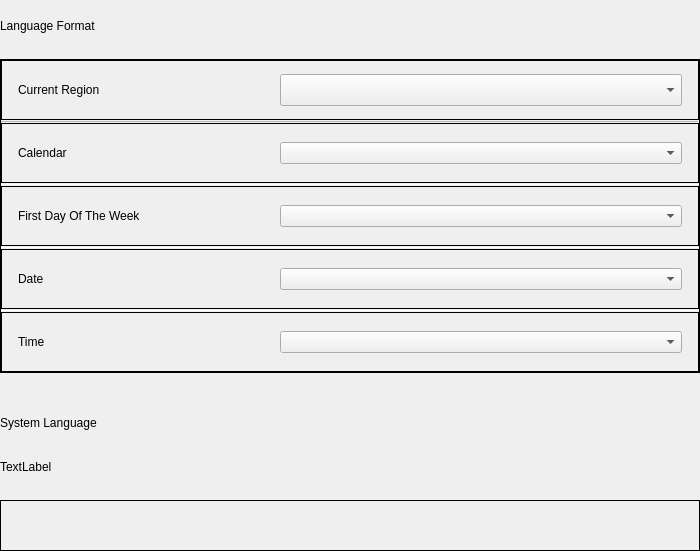
Old version of the form plugins/time-language/area/area.ui in the repository ukui/ukui-control-center.
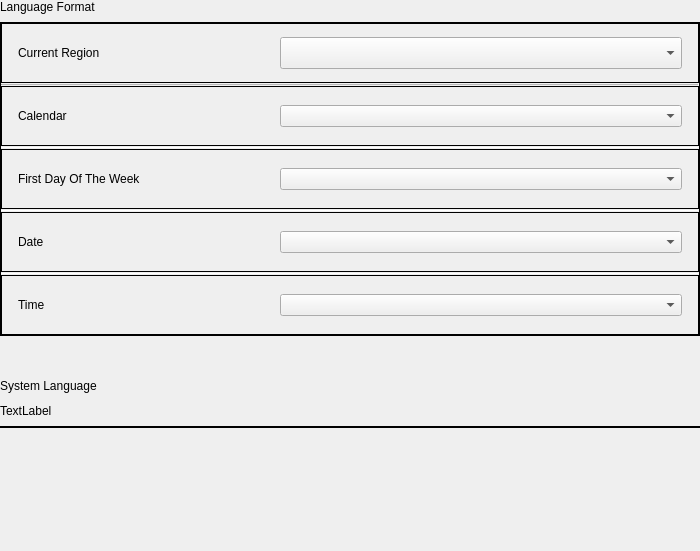
New version of the form. Custom widgets are drawn as their Qt base class.

```diff
--- a/plugins/time-language/area/area.ui
+++ b/plugins/time-language/area/area.ui
@@ -624,6 +624,19 @@
      </property>
     </layout>
    </item>
+   <item>
+    <spacer name="verticalSpacer">
+     <property name="orientation">
+      <enum>Qt::Vertical</enum>
+     </property>
+     <property name="sizeHint" stdset="0">
+      <size>
+       <width>20</width>
+       <height>0</height>
+      </size>
+     </property>
+    </spacer>
+   </item>
   </layout>
  </widget>
  <layoutdefault spacing="6" margin="11"/>
```
